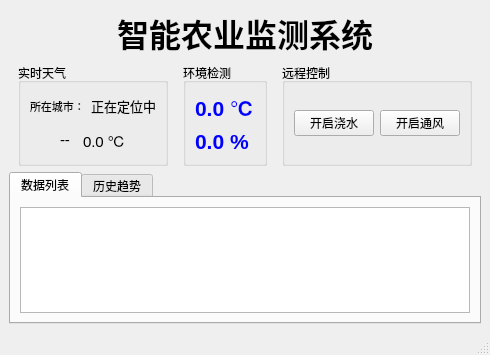
Above: mainwindow.ui from Qq-help/Qt-big-Lab before the change. Below: the same form after it.
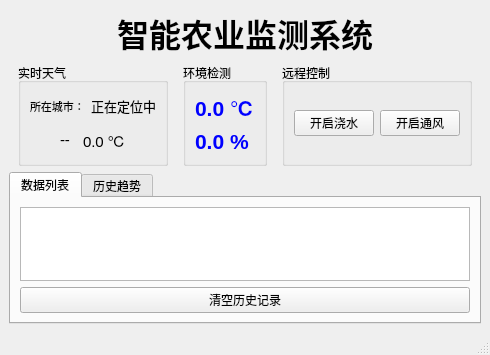
That is the form after the change. The open tabs and pages were chosen to show the change.

Commit message: feat:增加清空数据功能按钮

```diff
--- a/mainwindow.ui
+++ b/mainwindow.ui
@@ -276,6 +276,16 @@
         <item>
          <widget class="QTableView" name="tableView"/>
         </item>
+        <item>
+         <widget class="QPushButton" name="btnClear">
+          <property name="cursor">
+           <cursorShape>PointingHandCursor</cursorShape>
+          </property>
+          <property name="text">
+           <string>清空历史记录</string>
+          </property>
+         </widget>
+        </item>
        </layout>
       </widget>
       <widget class="QWidget" name="tab_2">
```
Left out of the diff: 2 changed lines with no effect on the pictures. The commit also changes 2 other files.
